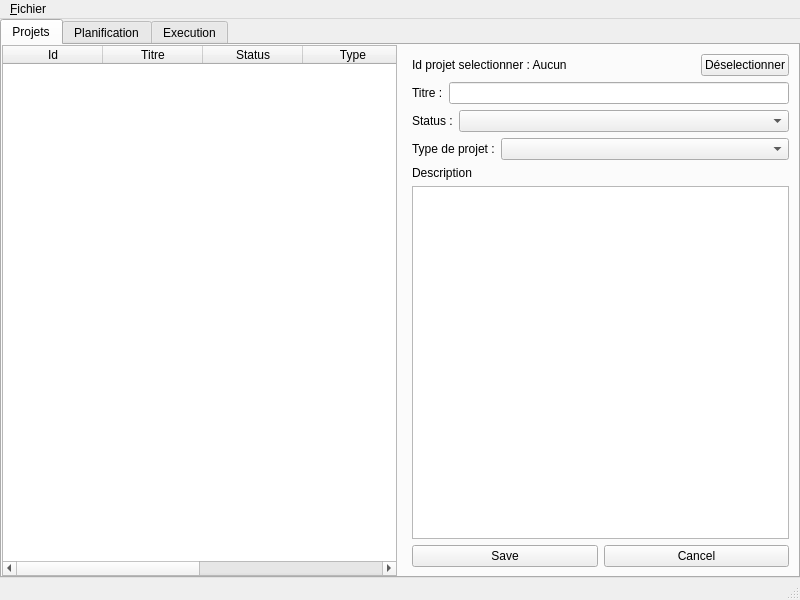
Qt form view/ui/main_window.ui (paradoxisme-dev/plan-n-run-db) before a commit.
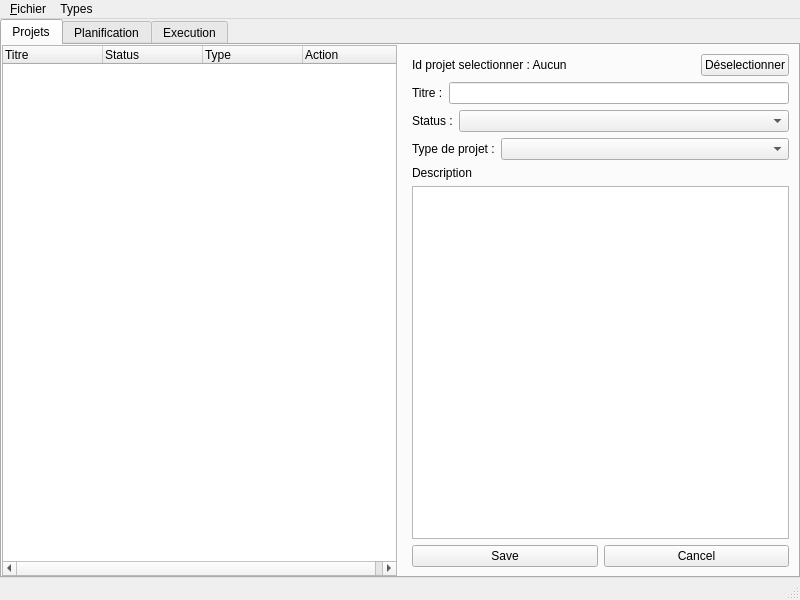
The same form after that commit.

Commit message: 💄 Replace Table  Widget by Tree widget for project

```diff
--- a/view/ui/main_window.ui
+++ b/view/ui/main_window.ui
@@ -53,12 +53,7 @@
          <number>0</number>
         </property>
         <item>
-         <widget class="QTableWidget" name="project_table">
-          <column>
-           <property name="text">
-            <string>Id</string>
-           </property>
-          </column>
+         <widget class="QTreeWidget" name="project_tree">
           <column>
            <property name="text">
             <string>Titre</string>
@@ -79,11 +74,6 @@
             <string>Action</string>
            </property>
           </column>
-          <column>
-           <property name="text">
-            <string>Parent</string>
-           </property>
-          </column>
          </widget>
         </item>
         <item>
@@ -316,7 +306,23 @@
     <addaction name="separator"/>
     <addaction name="database_history_menu"/>
    </widget>
+   <widget class="QMenu" name="menuTypes">
+    <property name="title">
+     <string>Types</string>
+    </property>
+    <widget class="QMenu" name="add_type_menu">
+     <property name="title">
+      <string>Ajout de types</string>
+     </property>
+     <addaction name="add_types_from_json_action"/>
+     <addaction name="separator"/>
+    </widget>
+    <addaction name="actionGestion_des_types"/>
+    <addaction name="separator"/>
+    <addaction name="add_type_menu"/>
+   </widget>
    <addaction name="menu_Fichier"/>
+   <addaction name="menuTypes"/>
   </widget>
   <widget class="QStatusBar" name="statusbar"/>
   <action name="create_database_action">
```
Left out of the diff: 10 changed lines with no effect on the pictures. The commit also changes 1 other file.
